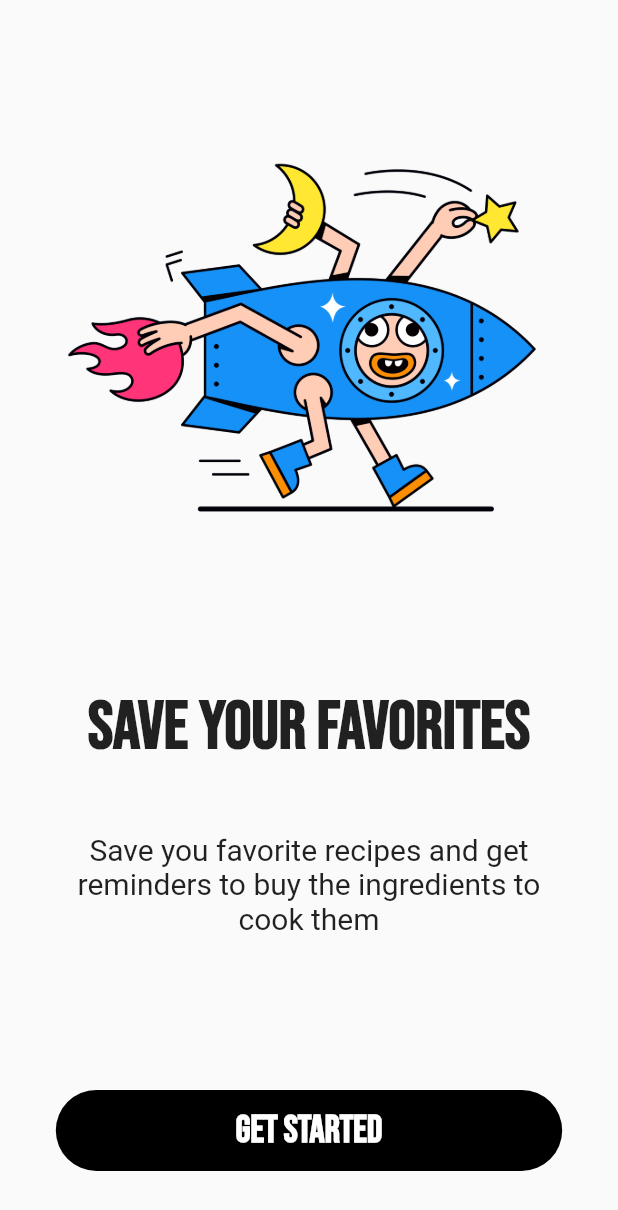
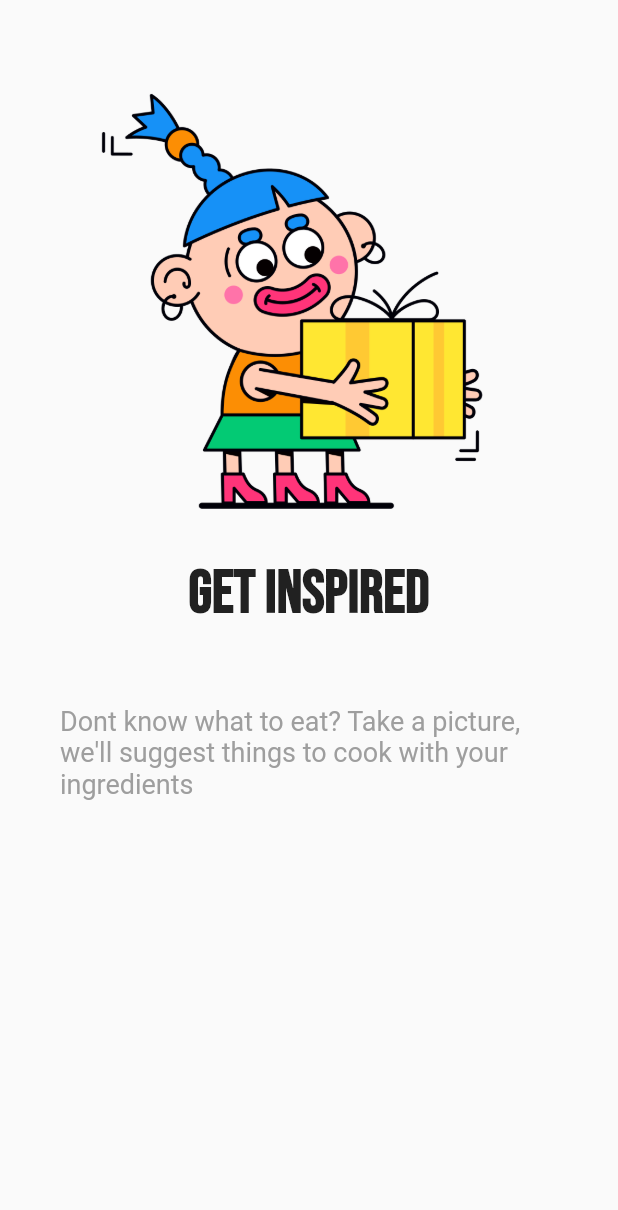
Before and after one commit to mavhungutrezzy/onboarding, a Flutter app: the screen it shows after launch, on a phone screen of 412 x 824 dp. Shown: the top 1210 px of the screen. Run offline on Flutter 3.47's test engine with Material 2 defaults, Android fonts, the phone set to English and light mode, and no system bars; our stand-ins replace google_fonts; missing offline and left inert: dart:js.

Commit message:
created pageview widget to display onboarding screen

```diff
--- a/lib/onboarding.dart
+++ b/lib/onboarding.dart
@@ -1,207 +1,54 @@
-// ignore_for_file: prefer_const_constructors, prefer_const_literals_to_create_immutables
+// ignore_for_file: prefer_const_constructors
+
+import 'dart:js';
 
 import 'package:flutter/material.dart';
 import 'package:google_fonts/google_fonts.dart';
 
+import 'package:onboarding/content_model.dart';
 
-class OnBoarding extends StatelessWidget {
-  const OnBoarding({Key? key}) : super(key: key);
+
+class OnBoarding extends StatefulWidget {
+  OnBoarding({Key? key}) : super(key: key);
 
   @override
-  Widget build(BuildContext context) {
-    return GetStarted(context);
+  State<OnBoarding> createState() => _OnBoardingState();
 }
 
-  Widget OnBoarding1(BuildContext context) {
-    Size size = MediaQuery.of(context).size;
-    return Container(
+class _OnBoardingState extends State<OnBoarding> {
+  @override
+  Widget build(BuildContext context) {
+    return Scaffold(
+      body: PageView.builder(
+        itemCount: contents.length,
+        itemBuilder: (_, i) {
+          return Padding(
+            padding: const EdgeInsets.all(40),
             child: Column(
-        mainAxisAlignment: MainAxisAlignment.spaceEvenly,
               children: [
-          Image.asset(
-            'assets/droll-woman-with-delivered-gift.png',
-            height: size.height * 0.45,
-          ),
+                Image.asset(contents[i].image),
                 Text(
-            'Get Inspired',
+                  contents[i].title,
                   style: GoogleFonts.bebasNeue(
-              fontSize: 45,
+                    fontSize: 40,
                     fontWeight: FontWeight.bold,
+
                   ),
                 ),
-          Padding(
-            padding: const EdgeInsets.symmetric(vertical: 0.0, horizontal: 40.0),
-            child: Container(
-              alignment: Alignment.center,
-              child: Text(
-                "Dont know what to eat? Take a picture, we'\ll suggest things to cook with your ingredients",
+                SizedBox(height: 50,),
+                Text(
+                  contents[i].description,
                   style: GoogleFonts.roboto(
-                  fontSize: 20,
+                    fontSize: 18,
+                    color: Colors.grey,
                   ),
-                textAlign: TextAlign.center,
+
                 ),
-            ),
-          ),
-          Text(''),
-          Padding(
-            padding: const EdgeInsets.symmetric(vertical: 8.0, horizontal: 30.0),
-            child: Container(
-              child: Row(
-                mainAxisAlignment: MainAxisAlignment.spaceBetween,
-                children: [
-                  Text(
-                    'Skip',
-                    style: GoogleFonts.roboto(
-                      fontSize: 15,
-                    ),
-                  ),
-                  Container(
-                    child: Row(
-                      children: [
-                        Text(
-                          'Next',
-                          style: GoogleFonts.roboto(
-                            fontSize: 15,
-                            fontWeight: FontWeight.bold,
-                          ),
-                        ),
-                        Icon(Icons.arrow_right_alt)
-                      ]
-                    )
-                  )
-                ]
-              )
-            ),
-          )
               ],
             ),
           );
-  }
-
-  Widget OnBoarding2(BuildContext context) {
-    Size size = MediaQuery.of(context).size;
-    return Container(
-      child: Column(
-        mainAxisAlignment: MainAxisAlignment.spaceEvenly,
-        children: [
-          Padding(
-            padding: const EdgeInsets.symmetric(vertical: 0.0, horizontal: 30.0),
-            child: Image.asset(
-              'assets/droll-vacation.png',
-              height: size.height * 0.45,
-            ),
-          ),
-          Text(
-            'Easy & Healthy',
-            style: GoogleFonts.bebasNeue(
-              fontSize: 45,
-              fontWeight: FontWeight.bold,
-            ),
-          ),
-          Padding(
-            padding: const EdgeInsets.symmetric(vertical: 0.0, horizontal: 40.0),
-            child: Container(
-              alignment: Alignment.center,
-              child: Text(
-                "Find thousand of easy and healthy recipes so you save time and eat better.",
-                style: GoogleFonts.roboto(
-                  fontSize: 20,
-                ),
-                textAlign: TextAlign.center,
-              ),
-            ),
-          ),
-          Text(''),
-          Padding(
-            padding: const EdgeInsets.symmetric(vertical: 8.0, horizontal: 30.0),
-            child: Container(
-              child: Row(
-                mainAxisAlignment: MainAxisAlignment.spaceBetween,
-                children: [
-                  Text(
-                    'Skip',
-                    style: GoogleFonts.roboto(
-                      fontSize: 15,
-                    ),
-                  ),
-                  Container(
-                    child: Row(
-                      children: [
-                        Text(
-                          'Next',
-                          style: GoogleFonts.roboto(
-                            fontSize: 15,
-                            fontWeight: FontWeight.bold,
-                          ),
-                        ),
-                        Icon(Icons.arrow_right_alt)
-                      ]
-                    )
-                  )
-                ]
-              )
-            ),
-          )
-        ],
+        },
       ),
     );
   }
-
-   Widget GetStarted(BuildContext context) {
-    Size size = MediaQuery.of(context).size;
-    return Container(
-      child: Column(
-        mainAxisAlignment: MainAxisAlignment.spaceEvenly,
-        children: [
-          Padding(
-            padding: const EdgeInsets.symmetric(vertical: 0.0, horizontal: 30.0),
-            child: Image.asset(
-              'assets/droll-project-launch.png',
-              height: size.height * 0.45,
-            ),
-          ),
-          Text(
-            'Save your favorites',
-            style: GoogleFonts.bebasNeue(
-              fontSize: 45,
-              fontWeight: FontWeight.bold,
-            ),
-          ),
-          Padding(
-            padding: const EdgeInsets.symmetric(vertical: 0.0, horizontal: 40.0),
-            child: Container(
-              alignment: Alignment.center,
-              child: Text(
-                "Save you favorite recipes and get reminders to buy the ingredients to cook them",
-                style: GoogleFonts.roboto(
-                  fontSize: 20,
-                ),
-                textAlign: TextAlign.center,
-              ),
-            ),
-          ),
-          Text(''),
-
-          Container(
-            padding: EdgeInsets.symmetric(horizontal: 120, vertical: 12),
-            decoration: BoxDecoration(
-              borderRadius: BorderRadius.circular(30),
-              color: Colors.black,
-            ),
-            child: Text(
-              'Get Started',
-              style: GoogleFonts.bebasNeue(
-                fontSize: 25,
-                fontWeight: FontWeight.bold,
-                color: Colors.white,
-              )
-            )
-          ),
-
-        ],
-      ),
-    );
 }
-
-
-}
```
Lines whose indentation alone changed are shown as unchanged.
